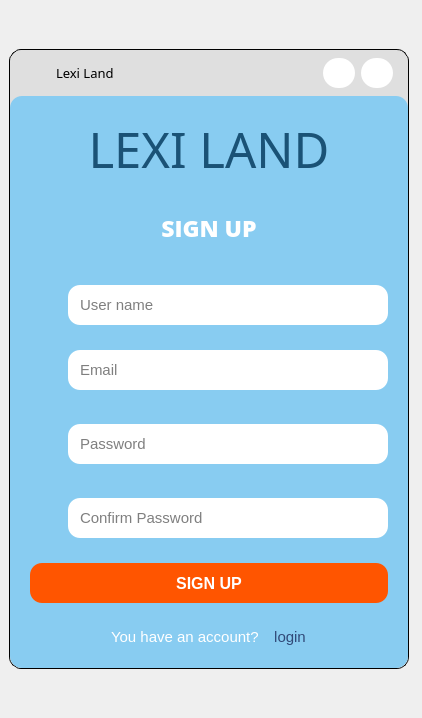
yuukun123/LexiLand, file UI/forms/login_register.ui: the form before one commit.
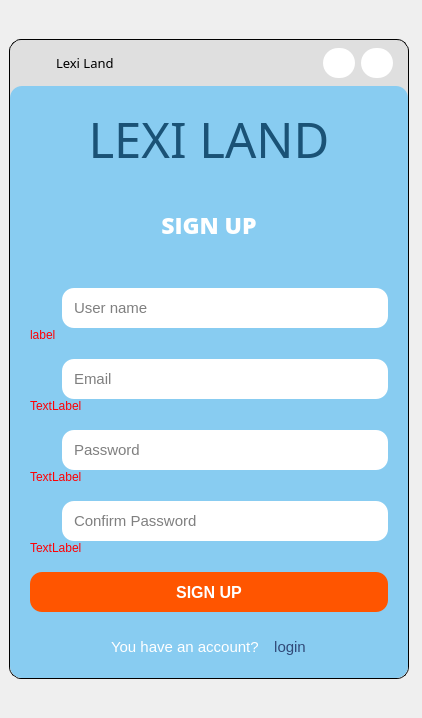
The form after the commit. The open tabs and pages were chosen to show the change. Icons and pictures are not drawn.

The edit to the form file:
```diff
--- a/UI/forms/login_register.ui
+++ b/UI/forms/login_register.ui
@@ -26,7 +26,7 @@
       <property name="maximumSize">
        <size>
         <width>370</width>
-        <height>620</height>
+        <height>640</height>
        </size>
       </property>
       <property name="cursor">
@@ -787,7 +787,7 @@
                <widget class="QWidget" name="widget_20" native="true">
                 <layout class="QVBoxLayout" name="verticalLayout_9">
                  <property name="spacing">
-                  <number>16</number>
+                  <number>17</number>
                  </property>
                  <property name="leftMargin">
                   <number>10</number>
@@ -803,7 +803,10 @@
                  </property>
                  <item>
                   <widget class="QWidget" name="widget_21" native="true">
-                   <layout class="QHBoxLayout" name="horizontalLayout_38">
+                   <layout class="QVBoxLayout" name="verticalLayout">
+                    <property name="spacing">
+                     <number>0</number>
+                    </property>
                     <property name="leftMargin">
                      <number>0</number>
                     </property>
@@ -813,6 +816,9 @@
                     <property name="rightMargin">
                      <number>0</number>
                     </property>
+                    <property name="bottomMargin">
+                     <number>0</number>
+                    </property>
                     <item>
                      <layout class="QHBoxLayout" name="horizontalLayout_39">
                       <item>
@@ -858,12 +864,25 @@
                       </item>
                      </layout>
                     </item>
+                    <item>
+                     <widget class="QLabel" name="errors_1">
+                      <property name="styleSheet">
+                       <string notr="true">color: rgb(255, 0, 4);</string>
+                      </property>
+                      <property name="text">
+                       <string>label</string>
+                      </property>
+                     </widget>
+                    </item>
                    </layout>
                   </widget>
                  </item>
                  <item>
                   <widget class="QWidget" name="widget_22" native="true">
-                   <layout class="QHBoxLayout" name="horizontalLayout_40">
+                   <layout class="QVBoxLayout" name="verticalLayout_3">
+                    <property name="spacing">
+                     <number>0</number>
+                    </property>
                     <property name="leftMargin">
                      <number>0</number>
                     </property>
@@ -873,6 +892,9 @@
                     <property name="rightMargin">
                      <number>0</number>
                     </property>
+                    <property name="bottomMargin">
+                     <number>0</number>
+                    </property>
                     <item>
                      <layout class="QHBoxLayout" name="horizontalLayout_41">
                       <item>
@@ -918,18 +940,37 @@
                       </item>
                      </layout>
                     </item>
+                    <item>
+                     <widget class="QLabel" name="errors_2">
+                      <property name="styleSheet">
+                       <string notr="true">color: rgb(255, 0, 4);</string>
+                      </property>
+                      <property name="text">
+                       <string>TextLabel</string>
+                      </property>
+                     </widget>
+                    </item>
                    </layout>
                   </widget>
                  </item>
                  <item>
                   <widget class="QWidget" name="widget_23" native="true">
-                   <layout class="QHBoxLayout" name="horizontalLayout_42">
+                   <layout class="QVBoxLayout" name="verticalLayout_4">
+                    <property name="spacing">
+                     <number>0</number>
+                    </property>
                     <property name="leftMargin">
                      <number>0</number>
                     </property>
+                    <property name="topMargin">
+                     <number>0</number>
+                    </property>
                     <property name="rightMargin">
                      <number>0</number>
                     </property>
+                    <property name="bottomMargin">
+                     <number>0</number>
+                    </property>
                     <item>
                      <layout class="QHBoxLayout" name="horizontalLayout_43">
                       <item>
@@ -978,18 +1019,37 @@
                       </item>
                      </layout>
                     </item>
+                    <item>
+                     <widget class="QLabel" name="errors_3">
+                      <property name="styleSheet">
+                       <string notr="true">color: rgb(255, 0, 4);</string>
+                      </property>
+                      <property name="text">
+                       <string>TextLabel</string>
+                      </property>
+                     </widget>
+                    </item>
                    </layout>
                   </widget>
                  </item>
                  <item>
                   <widget class="QWidget" name="widget_24" native="true">
-                   <layout class="QHBoxLayout" name="horizontalLayout_44">
+                   <layout class="QVBoxLayout" name="verticalLayout_6">
+                    <property name="spacing">
+                     <number>0</number>
+                    </property>
                     <property name="leftMargin">
                      <number>0</number>
                     </property>
+                    <property name="topMargin">
+                     <number>0</number>
+                    </property>
                     <property name="rightMargin">
                      <number>0</number>
                     </property>
+                    <property name="bottomMargin">
+                     <number>0</number>
+                    </property>
                     <item>
                      <layout class="QHBoxLayout" name="horizontalLayout_45">
                       <item>
@@ -1038,6 +1098,16 @@
                       </item>
                      </layout>
                     </item>
+                    <item>
+                     <widget class="QLabel" name="errors_4">
+                      <property name="styleSheet">
+                       <string notr="true">color: rgb(255, 0, 4);</string>
+                      </property>
+                      <property name="text">
+                       <string>TextLabel</string>
+                      </property>
+                     </widget>
+                    </item>
                    </layout>
                   </widget>
                  </item>
```
Left out of the diff: 36 changed lines with no effect on the pictures.
